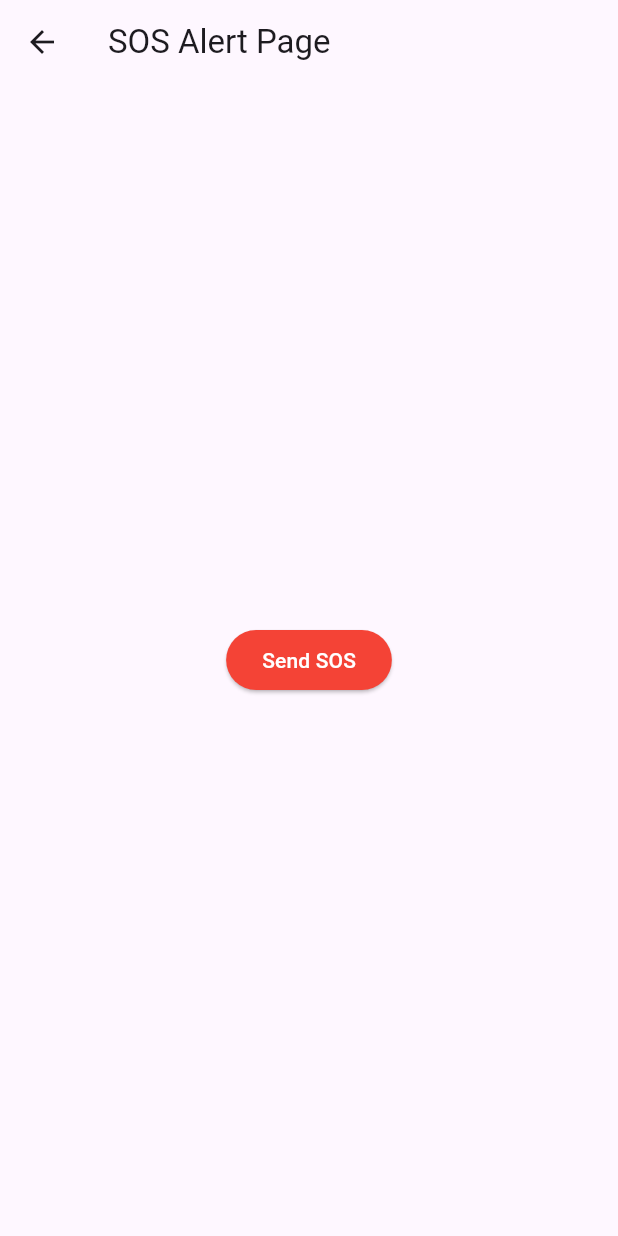
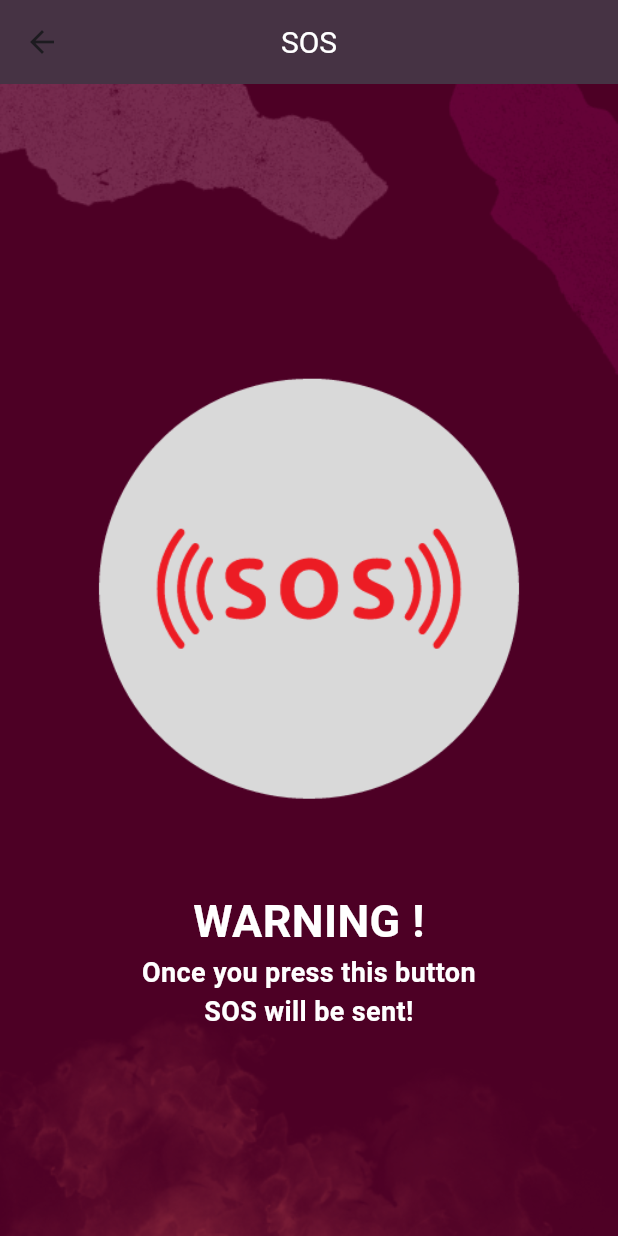
Before and after one commit to hmzza/safeguardher_fyp, a Flutter app: the SOSGeneration screen opened directly, on a phone screen of 412 x 824 dp. Run offline on Flutter 3.47's test engine with Material 3 defaults, Android fonts, the phone set to English and light mode, and no system bars; our stand-ins replace contacts_service, geolocator, image_picker, just_audio, permission_handler and 1 more; missing offline and left inert: audio_session, dart:ffi, flutter_sound, flutter_sound_platform_interface, telephony, tflite_flutter; accounts and stored records are empty.

Commit message:
SOS Generation with google map link + Custom Contacts feature is completed, now SOS msg is being sent to Custom Contacts

```diff
--- a/lib/SOSGeneration.dart
+++ b/lib/SOSGeneration.dart
@@ -1,8 +1,10 @@
-
 import 'package:flutter/material.dart';
 import 'package:geolocator/geolocator.dart';
 import 'package:permission_handler/permission_handler.dart';
+import 'package:safeguardher/utils/custom_app_bar.dart';
 import 'package:telephony/telephony.dart';
+import 'package:contacts_service/contacts_service.dart';
+import 'package:shared_preferences/shared_preferences.dart';
 
 class SOSGeneration extends StatefulWidget {
   @override
@@ -11,26 +13,27 @@ class SOSGeneration extends StatefulWidget {
 
 class _SOSGenerationState extends State<SOSGeneration> {
   final Telephony telephony = Telephony.instance;
-  final List<String> contactNumbers = ['+923067882240', '+923317770723','+923341345552','+923365008261']; // Replace with actual numbers
+  List<String> contactNumbers = []; // Will be dynamically loaded
 
   @override
-  Widget build(BuildContext context) {
-    return Scaffold(
-      appBar: AppBar(
-        title: Text('SOS Alert Page'),
-      ),
-      body: Center(
-        child: ElevatedButton(
-          onPressed: () {
-            sendSOSAlert();
-          },
-          child: Text('Send SOS'),
-          style: ElevatedButton.styleFrom(
-            foregroundColor: Colors.white, backgroundColor: Colors.red, // Text color
-          ),
-        ),
-      ),
-    );
+  void initState() {
+    super.initState();
+    _loadSavedContactNumbers();
+  }
+
+  void _loadSavedContactNumbers() async {
+    final prefs = await SharedPreferences.getInstance();
+    final List<String>? savedContactIds = prefs.getStringList('selectedContacts');
+    if (savedContactIds != null && savedContactIds.isNotEmpty) {
+      final Iterable<Contact> contacts = await ContactsService.getContacts(withThumbnails: false);
+      final List<String> numbers = contacts
+          .where((contact) => savedContactIds.contains(contact.identifier))
+          .expand((contact) => contact.phones!.map((phone) => phone.value!))
+          .toList();
+      setState(() {
+        contactNumbers = numbers;
+      });
+    }
   }
 
   void sendSOSAlert() async {
@@ -47,13 +50,15 @@ class _SOSGenerationState extends State<SOSGeneration> {
     }
 
     final bool? smsPermissionGranted = await telephony.requestSmsPermissions;
-    if (smsPermissionGranted != true) {
+    if (!smsPermissionGranted!) {
       _showSnackbar(context, "SMS permission is required to send SOS messages.");
       return;
     }
 
-    final String message = "SOS! I need help! My location is: Lat: ${position.latitude}, Lng: ${position.longitude}";
-    contactNumbers.forEach((number) async {
+    final String googleMapsUrl = "https://www.google.com/maps/search/?api=1&query=${position.latitude},${position.longitude}";
+    final String message = "SOS! I need help! Here is my current location: $googleMapsUrl";
+
+    for (String number in contactNumbers) {
       await telephony.sendSms(
         to: number,
         message: message,
@@ -65,7 +70,7 @@ class _SOSGenerationState extends State<SOSGeneration> {
           }
         },
       );
-    });
+    }
   }
 
   Future<Position?> _determinePosition() async {
@@ -73,7 +78,6 @@ class _SOSGenerationState extends State<SOSGeneration> {
     if (!serviceEnabled) {
       return null;
     }
-
     return await Geolocator.getCurrentPosition(desiredAccuracy: LocationAccuracy.high);
   }
 
@@ -83,8 +87,66 @@ class _SOSGenerationState extends State<SOSGeneration> {
   }
 
   void _showSnackbar(BuildContext context, String message) {
-    ScaffoldMessenger.of(context).showSnackBar(
-      SnackBar(content: Text(message)),
+    ScaffoldMessenger.of(context).showSnackBar(SnackBar(content: Text(message)));
+  }
+
+  @override
+  Widget build(BuildContext context) {
+    return Scaffold(
+      appBar: CustomAppBar(titleText: 'SOS'),
+      body: Stack(
+        children: <Widget>[
+          Container(
+            decoration: BoxDecoration(
+              image: DecorationImage(
+                image: AssetImage("assets/images/backgroundlogin.png"),
+                fit: BoxFit.cover,
+              ),
+            ),
+          ),
+          Center(
+            child: Column(
+              mainAxisSize: MainAxisSize.min,
+              children: [
+                GestureDetector(
+                  onTap: () {
+                    sendSOSAlert();
+                  },
+                  child: Container(
+                    alignment: Alignment.center,
+                    height: 400,
+                    width: 400,
+                    decoration: BoxDecoration(
+                      image: DecorationImage(
+                        image: AssetImage("assets/images/sos.png"),
+                        fit: BoxFit.cover,
+                      ),
+                    ),
+                  ),
+                ),
+                Text(
+                  "WARNING !",
+                  textAlign: TextAlign.center,
+                  style: TextStyle(
+                    color: Colors.white,
+                    fontSize: 30,
+                    fontWeight: FontWeight.bold,
+                  ),
+                ),
+                Text(
+                  "Once you press this button\nSOS will be sent!",
+                  textAlign: TextAlign.center,
+                  style: TextStyle(
+                    color: Colors.white,
+                    fontSize: 18,
+                    fontWeight: FontWeight.bold,
+                  ),
+                ),
+              ],
+            ),
+          ),
+        ],
+      ),
     );
   }
 }
--- a/lib/main.dart
+++ b/lib/main.dart
@@ -1,4 +1,5 @@
 import 'package:flutter/material.dart';
+import 'package:safeguardher/CustomContacts.dart';
 import 'package:safeguardher/aboutus.dart';
 import 'package:safeguardher/accountsettings.dart';
 import 'package:safeguardher/changepassword.dart';
@@ -31,6 +32,7 @@ void main() {
       'helplines': (context)=>HelpLines(),
       'editprofile': (context)=>EditProfile(),
       'changepassword': (context)=>ChangePwd(),
+      'customcontacts': (context)=>CustomContacts(),
     },
   ));
 }
--- a/lib/utils/mainScreen.dart
+++ b/lib/utils/mainScreen.dart
@@ -1,10 +1,13 @@
 import 'package:flutter/cupertino.dart';
 import 'package:flutter/material.dart';
+import 'package:safeguardher/SavedContacts.dart';
 import 'package:safeguardher/accountsettings.dart';
 import 'package:safeguardher/fakecall.dart';
 import 'package:safeguardher/helplines.dart';
 import 'package:safeguardher/home_page.dart';
 import 'package:safeguardher/new_test_page.dart';
+
+import '../CustomContacts.dart';
 
 class MainScreen extends StatefulWidget {
   const MainScreen({super.key});
@@ -44,7 +47,7 @@ class _MainScreenState extends State<MainScreen> {
               case 2:
               return CupertinoTabView(
                 builder: (context){
-                  return CupertinoPageScaffold(child: NewTestPage());
+                  return CupertinoPageScaffold(child: SavedContacts());
                 },
               );
 
--- a/pubspec.yaml
+++ b/pubspec.yaml
@@ -51,6 +51,9 @@ dependencies:
     git:
       url: https://github.com/suhardik/s_telephony.git
       ref: develop
+  flutter_background_service: ^5.0.5
+  shared_preferences: ^2.2.2
+  contacts_service: ^0.6.3
 
 dev_dependencies:
   flutter_test:
```
Also changed, not shown: lib/CustomContacts.dart (added, +139 -0 lines), lib/SavedContacts.dart (added, +97 -0 lines), lib/new_test_page.dart (deleted, +0 -14 lines), pubspec.lock, 2 other files.
